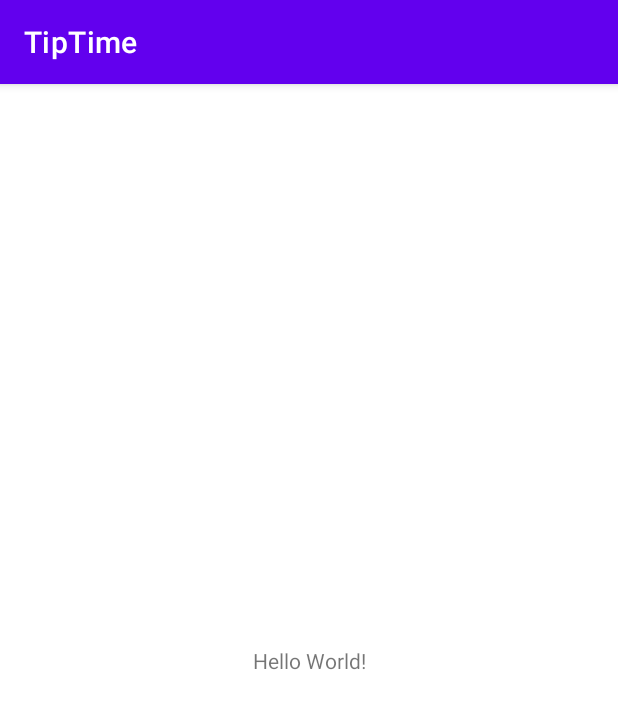
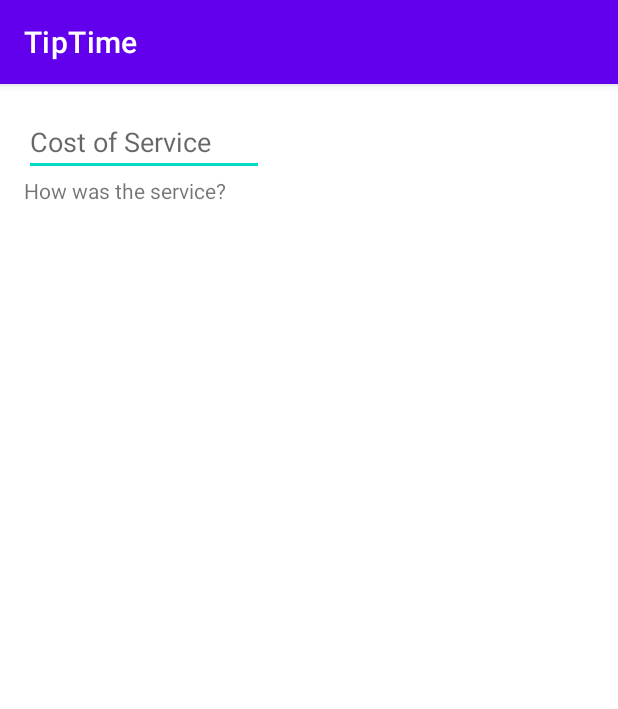
Before and after one commit to Fl0riaS/SM_Jakub_Znyk, an Android app: the screen it shows after launch (MainActivity), on a phone screen of 412 x 824 dp. Shown: the top 709 px of the screen. Run offline under Robolectric (Android 15) with nearby library versions, the phone set to English and light mode, and no system bars.

Commit message:
lab05: build the layout in XML

```diff
--- a/src/lab05/TipTime/app/src/main/res/layout/activity_main.xml
+++ b/src/lab05/TipTime/app/src/main/res/layout/activity_main.xml
@@ -4,16 +4,24 @@
     xmlns:tools="http://schemas.android.com/tools"
     android:layout_width="match_parent"
     android:layout_height="match_parent"
+    android:padding="16dp"
     tools:context=".MainActivity">
 
+    <EditText
+        android:id="@+id/cost_of_service"
+        android:layout_width="160dp"
+        android:layout_height="wrap_content"
+        android:hint="Cost of Service"
+        android:inputType="numberDecimal"
+        app:layout_constraintStart_toStartOf="parent"
+        app:layout_constraintTop_toTopOf="parent" />
+
     <TextView
+        android:id="@+id/service_question"
         android:layout_width="wrap_content"
         android:layout_height="wrap_content"
-        android:text="Hello World!"
-        app:layout_constraintBottom_toBottomOf="parent"
-        app:layout_constraintLeft_toLeftOf="parent"
-        app:layout_constraintRight_toRightOf="parent"
-        app:layout_constraintTop_toTopOf="parent" />
-
+        android:text="How was the service?"
+        app:layout_constraintStart_toStartOf="parent"
+        app:layout_constraintTop_toBottomOf="@id/cost_of_service"/>
 
 </androidx.constraintlayout.widget.ConstraintLayout>
```
